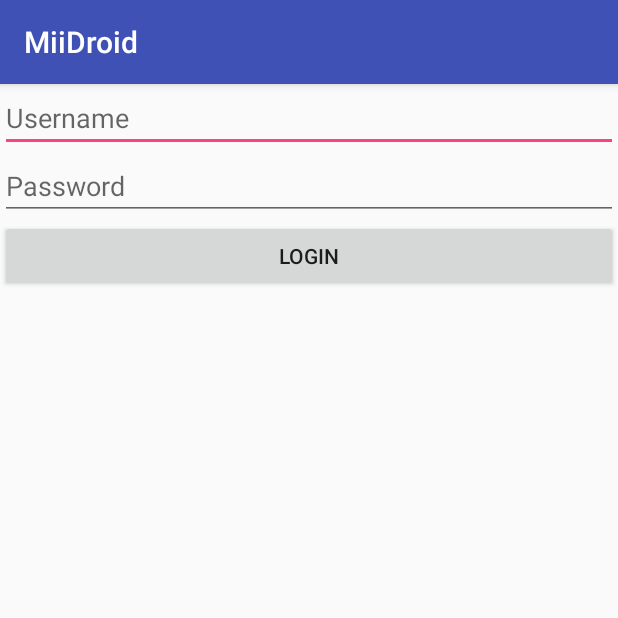
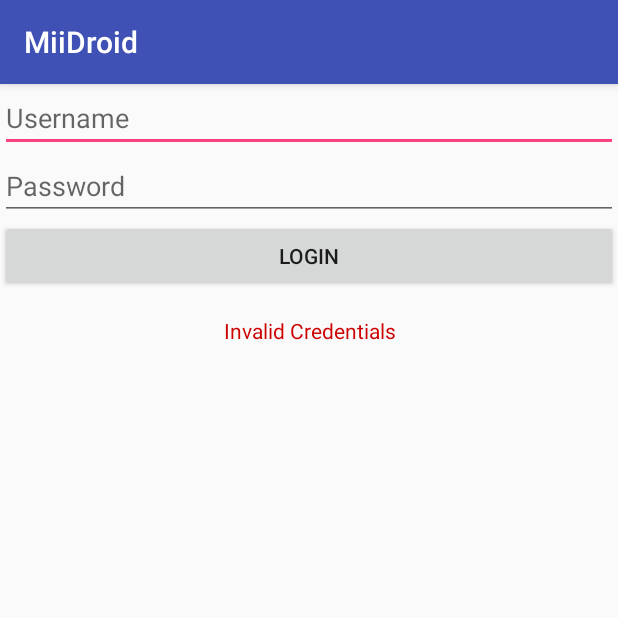
Before and after one commit to AndroidGlass/MiiDroid, an Android app: the screen it shows after launch (MainActivity), after a tap on "LOGIN", on a phone screen of 412 x 824 dp, the top half of it. Run offline under Robolectric (Android 15) with nearby library versions, the phone set to English and light mode, and no system bars.

Commit message:
Lesson 3

```diff
--- a/app/src/main/AndroidManifest.xml
+++ b/app/src/main/AndroidManifest.xml
@@ -10,11 +10,12 @@
         android:theme="@style/AppTheme">
         <activity android:name=".MainActivity">
             <intent-filter>
-                <action android:name="android.intent.action.MAIN"/>
+                <action android:name="android.intent.action.MAIN" />
 
-                <category android:name="android.intent.category.LAUNCHER"/>
+                <category android:name="android.intent.category.LAUNCHER" />
             </intent-filter>
         </activity>
+        <activity android:name=".MenuActivity"></activity>
     </application>
 
 </manifest>
--- a/app/src/main/java/meetup/droid/miidroid/MainActivity.java
+++ b/app/src/main/java/meetup/droid/miidroid/MainActivity.java
@@ -1,19 +1,27 @@
 package meetup.droid.miidroid;
 
+import android.content.Intent;
 import android.support.v7.app.AppCompatActivity;
 import android.os.Bundle;
 import android.util.Log;
 import android.view.View;
 import android.widget.Button;
 import android.widget.EditText;
+import android.widget.TextView;
 
 public class MainActivity extends AppCompatActivity {
+
+    private static final String EXPECTED_USERNAME = "userOne";
+
+    private static final String EXPECTED_PASSWORD = "password";
 
     private EditText etUsername;
 
     private EditText etPassword;
 
     private Button btnLogin;
+
+    private TextView tvErrorMessage;
 
     @Override
     protected void onCreate(Bundle savedInstanceState) {
@@ -24,6 +32,7 @@ public class MainActivity extends AppCompatActivity {
         etUsername = (EditText) findViewById(R.id.et_username);
         etPassword = (EditText) findViewById(R.id.et_password);
         btnLogin = (Button) findViewById(R.id.btn_login);
+        tvErrorMessage = (TextView) findViewById(R.id.tv_error);
 
         btnLogin.setOnClickListener(new View.OnClickListener() {
             @Override
@@ -37,7 +46,13 @@ public class MainActivity extends AppCompatActivity {
         String username = etUsername.getText().toString();
         String password = etPassword.getText().toString();
 
-        Log.d("TAG", "Username is: " + username + "\n" +
-            "Password is: " + password);
+        if (username.equals(EXPECTED_USERNAME) && password.equals(EXPECTED_PASSWORD)) {
+            tvErrorMessage.setVisibility(View.GONE);
+            //Log user in
+            Intent intent = new Intent(this, MenuActivity.class);
+            startActivity(intent);
+        } else {
+            tvErrorMessage.setVisibility(View.VISIBLE);
+        }
     }
 }
--- a/app/src/main/res/layout/activity_main.xml
+++ b/app/src/main/res/layout/activity_main.xml
@@ -25,4 +25,15 @@
             android:text="Login"
             android:layout_width="match_parent"
             android:layout_height="wrap_content"/>
+
+    <TextView
+        android:id="@+id/tv_error"
+        android:paddingTop="16dp"
+        android:textColor="@android:color/holo_red_dark"
+        android:layout_width="match_parent"
+        android:layout_height="wrap_content"
+        android:gravity="center"
+        android:visibility="gone"
+        android:text="Invalid Credentials"/>
+
 </LinearLayout>
--- a/app/src/main/res/values/strings.xml
+++ b/app/src/main/res/values/strings.xml
@@ -1,3 +1,4 @@
 <resources>
     <string name="app_name">MiiDroid</string>
+    <string name="place_holder">Lorem Ipsum is simply dummy text of the printing and typesetting industry. Lorem Ipsum has been the industry\'s standard dummy text ever since the 1500s, when an unknown printer took a galley of type and scrambled it to make a type specimen book. It has survived not only five centuries, but also the leap into electronic typesetting, remaining essentially unchanged. It was popularised in the 1960s with the release of Letraset sheets containing Lorem Ipsum passages, and more recently with desktop publishing software like Aldus PageMaker including versions of Lorem Ipsum.</string>
 </resources>
```
Also changed, not shown: app/src/main/java/meetup/droid/miidroid/MenuActivity.java (added, +13 -0 lines), app/src/main/res/layout/activity_menu.xml (added, +14 -0 lines). Lines whose indentation alone changed are shown as unchanged.
